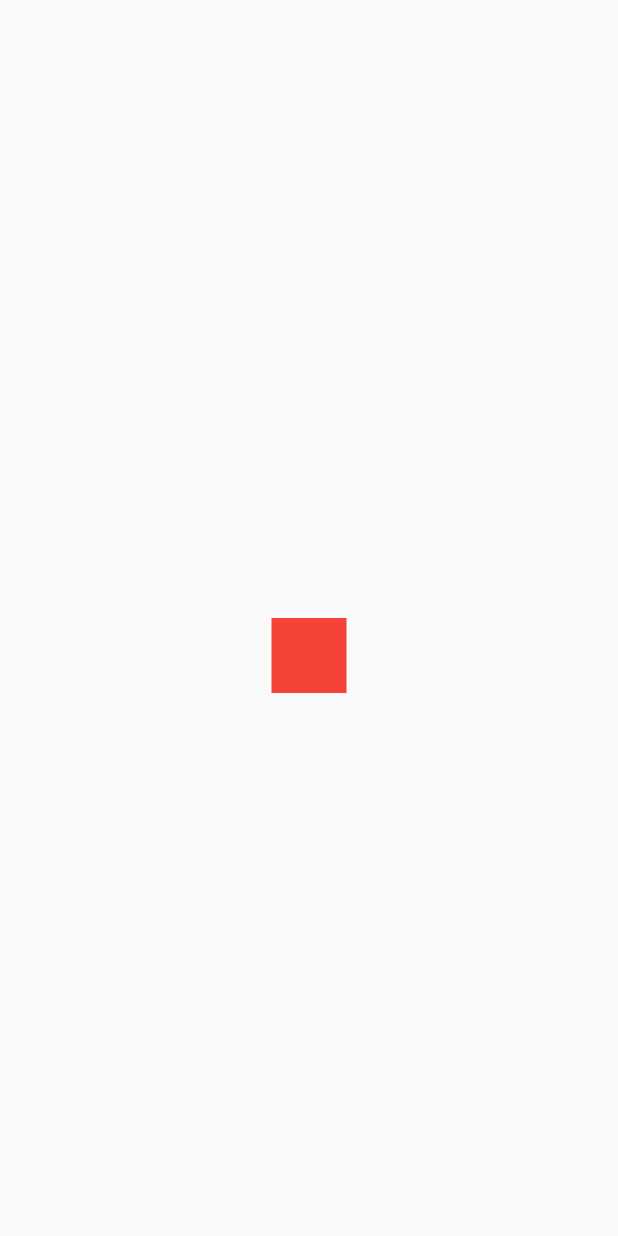
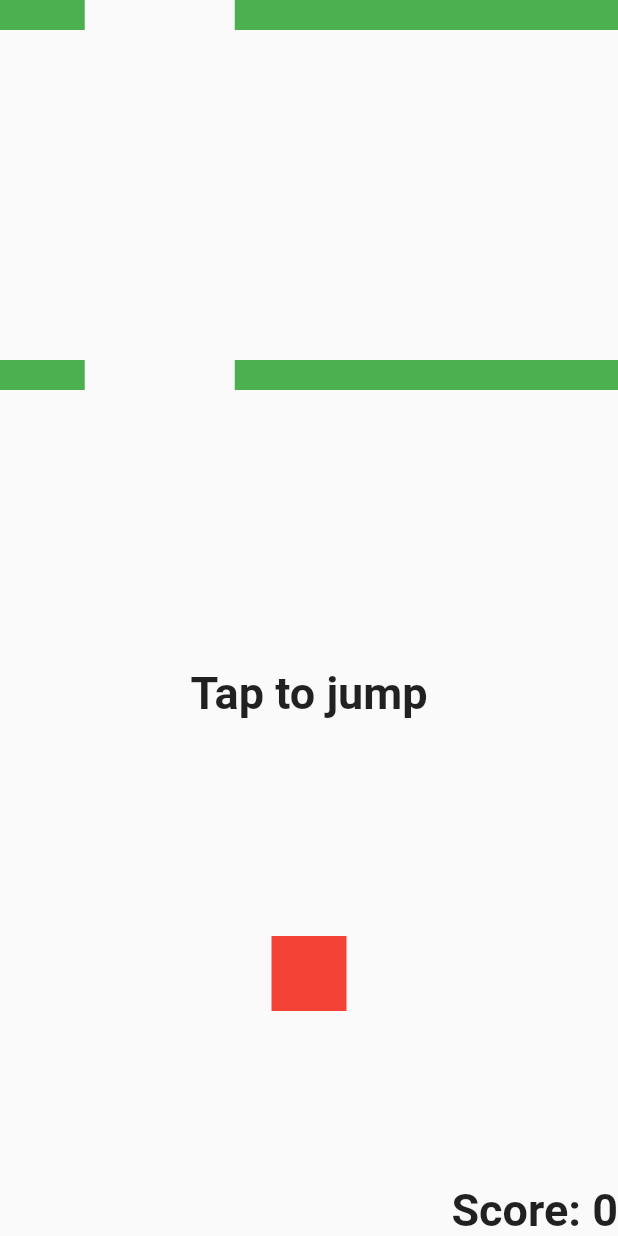
Before and after one commit to mujtabafromthedarkside/Elevated-Game, a Flutter app: the screen it shows after launch, after a tap on "Play", on a phone screen of 412 x 824 dp. Run offline on Flutter 3.47's test engine with Material 2 defaults, Android fonts, the phone set to English and light mode, and no system bars; our stand-ins replace sensors.

Commit message:
score added, tap anywhere to jump

```diff
--- a/lib/main.dart
+++ b/lib/main.dart
@@ -180,11 +180,12 @@ class Obstacle {
   Obstacle({
         required this.velocity,
         required this.thickness,
-        required this.squareSize
+        required this.squareSize,
+        required this.position,
       })
   {
       // position = -(widget.thickness);
-      position = 0;
+      // position = 0;
       initHole();
   }
 
@@ -227,8 +228,11 @@ class _GamePageState extends State<GamePage> {
   Square square = Square();
   final double pi = 3.141592654;
   final int numberOfBoundaryPointsToCheck = 200;
+  int score = 0;
+
   late Timer obstacleSpawner;
   late Timer gameTimer;
+  late Timer scoreTimer;
 
   @override
   void initState() {
@@ -243,6 +247,14 @@ class _GamePageState extends State<GamePage> {
       (){
       square.reset();
       obstacles.clear();
+      obstacles.add(
+          Obstacle(velocity: 2, thickness: 20, squareSize: 50, position: 240),
+        );
+      obstacles.add(
+          Obstacle(velocity: 2, thickness: 20, squareSize: 50, position: 0),
+        );
+
+      score = 0;
     });
     notClickedYet = true;
   }
@@ -257,7 +269,7 @@ class _GamePageState extends State<GamePage> {
       obstacleSpawner = Timer.periodic(const Duration(seconds: 2), (Timer timer) {
       setState(() {
         obstacles.add(
-          Obstacle(velocity: 2, thickness: 20, squareSize: 50),
+          Obstacle(velocity: 2, thickness: 20, squareSize: 50, position: 0),
         );
 
         if (obstacles.isNotEmpty && obstacles.first.dead){
@@ -283,8 +295,18 @@ class _GamePageState extends State<GamePage> {
             if(Square.gameOver == true) {
               timer.cancel();
               obstacleSpawner.cancel();
-              print("both timers cancelled");
+              scoreTimer.cancel();
+              print("all timers cancelled");
             }
+          });
+        },
+      );
+
+      scoreTimer = Timer.periodic(
+        const Duration(seconds: 1),
+        (Timer timer) {
+          setState(() {
+            score++;
           });
         },
       );
@@ -343,7 +365,7 @@ class _GamePageState extends State<GamePage> {
       Square.screenHeight -= padding.top;
 
       //square center
-      square.topLeftY = Square.screenHeight / 2; //- squareSize;
+      square.topLeftY = Square.screenHeight - 200; //- squareSize;
       square.topLeftX = (Square.screenWidth - square.squareSize) / 2;
       square.updatePoints();
       print("x: ${square.topLeftX}, y: ${square.topLeftY}");
@@ -354,7 +376,7 @@ class _GamePageState extends State<GamePage> {
     }
 
     return GestureDetector(
-      onTap: Square.gameOver ? reset : null,
+      onTap: Square.gameOver ? reset : tapFun,
       child: Scaffold(
           // appBar: AppBar(
           //   toolbarHeight: 100,
@@ -392,13 +414,22 @@ class _GamePageState extends State<GamePage> {
                   ]),
                 );
           }).toList(),
+
+            Container(
+                alignment: Alignment.bottomRight,
+                // margin: const EdgeInsets.only(),
+                child: Text(
+                  'Score: $score',
+                  style: const TextStyle(
+                    fontSize: 30,
+                    fontWeight: FontWeight.bold,
+                  ),
+                ),
+              ),
               Transform.translate(
                 offset: Offset(square.topLeftX, square.topLeftY),
                 child: Transform.rotate(
                   angle: square.rotationAngle,
-                  child: GestureDetector(
-                    behavior: HitTestBehavior.opaque,
-                    onTap: tapFun,
                   child: Container(
                     width: square.squareSize,
                     height: square.squareSize,
@@ -407,7 +438,6 @@ class _GamePageState extends State<GamePage> {
                     //   shape: BoxShape.circle,
                     //   color: Colors.red,
                     // ),
-                    ),
                   ),
                 ),
               ),
@@ -421,8 +451,21 @@ class _GamePageState extends State<GamePage> {
                   ),
                 )
               ),
+            if(notClickedYet)
+              Container(
+                alignment: Alignment.center,
+                margin: const EdgeInsets.only(top: 100),
+                child: const Text(
+                  'Tap to jump',
+                  style: TextStyle(
+                    fontSize: 30,
+                    fontWeight: FontWeight.bold,
+                  ),
+                ),
+              ),
             ]),
-      )),
+        ),
+      ),
     );
   }
 }
```
Lines whose indentation alone changed are shown as unchanged.
